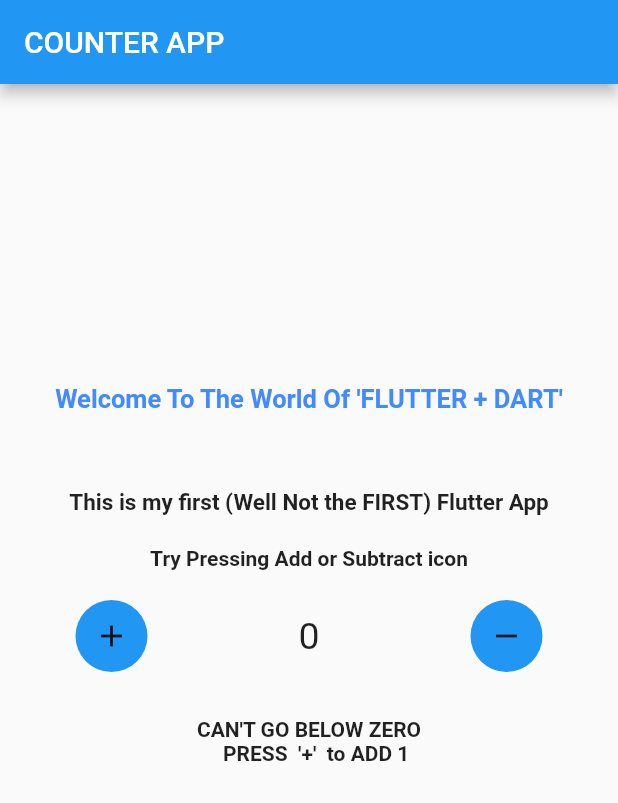
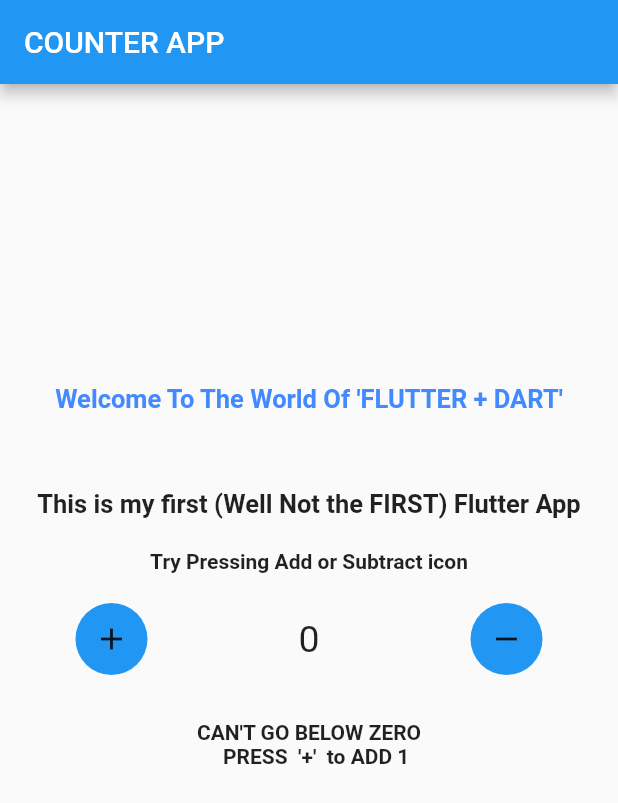
Before and after one commit to bhawesh2002/increment_counter_app, a Flutter app: the screen it shows after launch, on a phone screen of 412 x 824 dp. Shown: the top 803 px of the screen. Run offline on Flutter 3.47's test engine with Material 2 defaults, Android fonts, the phone set to English and light mode, and no system bars.

Commit message:
some changes to the text

```diff
--- a/flutter app 1/COUNTER APP/lib/main.dart
+++ b/flutter app 1/COUNTER APP/lib/main.dart
@@ -68,7 +68,7 @@ class _MyHomePageState extends State<MyHomePage> {
             const Text(
               'This is my first (Well Not the FIRST) Flutter App',
               style: TextStyle(
-                fontSize: 15,
+                fontSize: 17,
                 fontWeight: FontWeight.bold,
               ),
             ),
```
